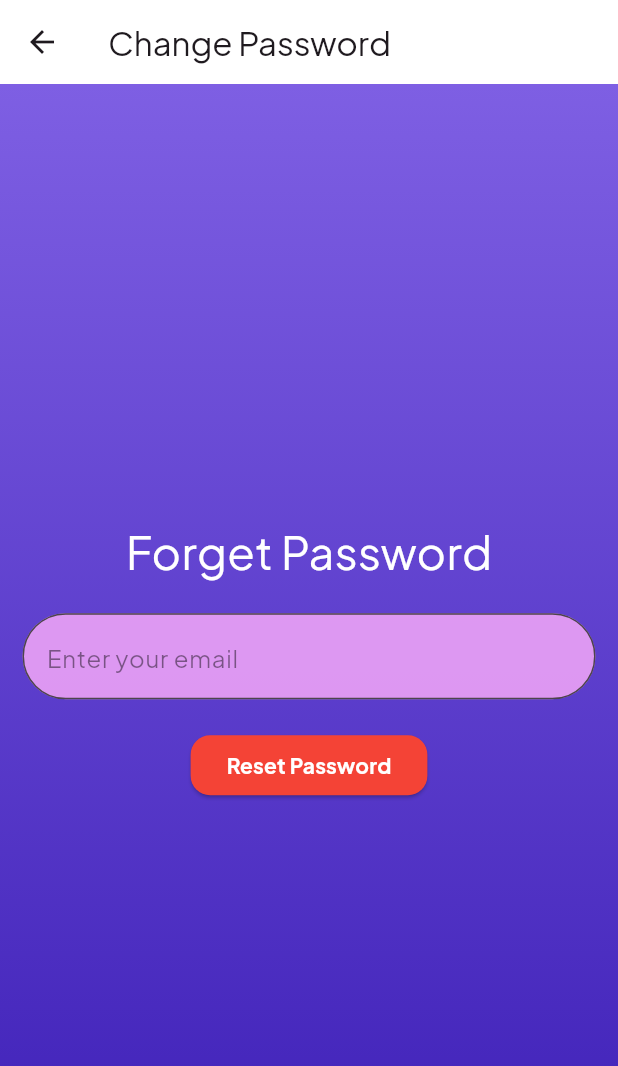
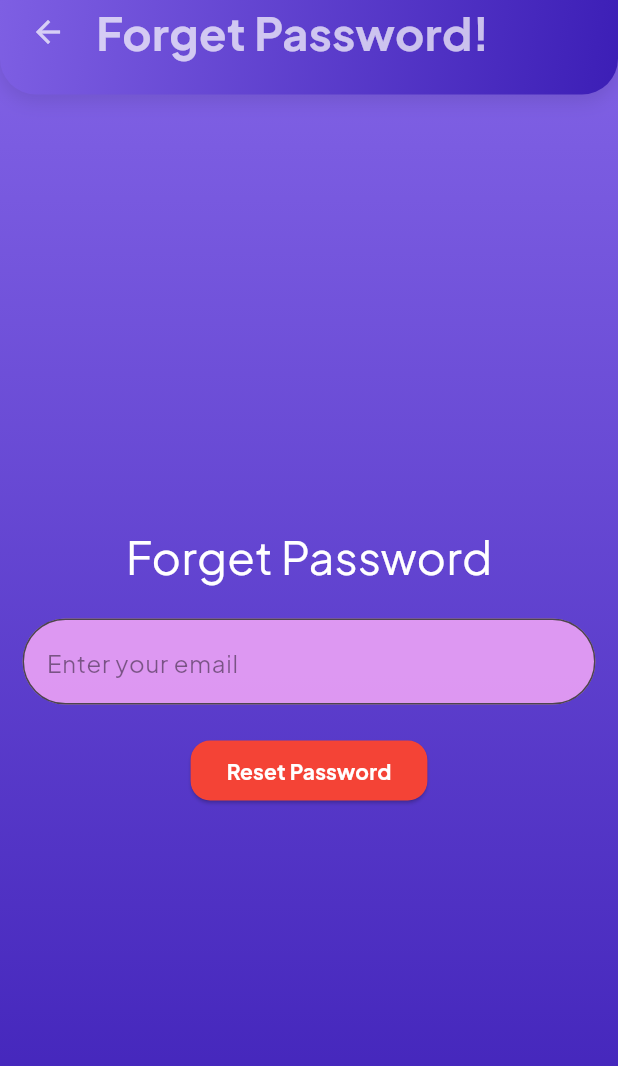
Before and after one commit to Assassin33GT/Healthy_Smart_Mirror_App, a Flutter app: the ForgetPasswordPage screen opened directly, on a phone screen of 412 x 824 dp. Shown: the top 1066 px of the screen. Run offline on Flutter 3.47's test engine with Material 3 defaults, Android fonts, the phone set to English and light mode, and no system bars; our stand-ins replace cloud_firestore, curved_navigation_bar, firebase_auth, firebase_core, firebase_messaging, flutter_colorpicker and 7 more; missing offline and left inert: mobile_scanner; accounts and stored records are empty.

Commit message:
bugs-fix

```diff
--- a/lib/Account_Buttons/forget_password_page.dart
+++ b/lib/Account_Buttons/forget_password_page.dart
@@ -1,35 +1,84 @@
+import 'package:demo/pages/login_page.dart';
 import 'package:demo/widgets/form_container_widget.dart';
 import 'package:demo/main.dart';
 import 'package:flutter/material.dart';
 import 'package:firebase_auth/firebase_auth.dart';
 
-class ForgetPasswordPage extends StatefulWidget{
+class ForgetPasswordPage extends StatefulWidget {
   const ForgetPasswordPage({super.key});
 
   @override
   State<ForgetPasswordPage> createState() => _ForgetPasswordPageState();
 }
 
-class _ForgetPasswordPageState extends State<ForgetPasswordPage>{
-
+class _ForgetPasswordPageState extends State<ForgetPasswordPage> {
   TextEditingController _emailController = TextEditingController();
 
   @override
-  Widget build(context){
+  Widget build(context) {
     return Scaffold(
-      appBar: AppBar(
-        title: Text("Change Password"),
-        backgroundColor: Colors.white,
+      backgroundColor: color1,
+      appBar: PreferredSize(
+        preferredSize: const Size.fromHeight(70),
+        child: Container(
+          decoration: BoxDecoration(
+            gradient: LinearGradient(
+              colors: [
+                color1 != Colors.black87
+                    ? color1
+                    : const Color.fromARGB(255, 85, 22, 96),
+                color2,
+              ],
+              begin: Alignment.topLeft,
+              end: Alignment.bottomRight,
+            ),
+            borderRadius: const BorderRadius.only(
+              bottomLeft: Radius.circular(24),
+              bottomRight: Radius.circular(24),
+            ),
+            boxShadow: [
+              BoxShadow(
+                color: Colors.black.withOpacity(0.1),
+                blurRadius: 10,
+                offset: const Offset(0, 5),
+              ),
+            ],
+          ),
+          child: Padding(
+            padding: const EdgeInsets.only(bottom: 20.0, left: 20),
+            child: Row(
+              mainAxisAlignment: MainAxisAlignment.start,
+              crossAxisAlignment: CrossAxisAlignment.center,
+              children: [
+                GestureDetector(
+                  onTap: () {
+                    Navigator.push(
+                      context,
+                      MaterialPageRoute(builder: (context) => LoginPage()),
+                    );
+                  },
+                  child: Icon(Icons.arrow_back, color: Colors.white70),
+                ),
+                const SizedBox(width: 20,),
+                Text(
+                  "Forget Password!",
+                  style: TextStyle(
+                    fontSize: 30,
+                    fontWeight: FontWeight.bold,
+                    color: Colors.white70,
+                  ),
+                ),
+              ],
+            ),
+          ),
+        ),
       ),
       body: Container(
         width: double.infinity,
         height: double.infinity,
         decoration: BoxDecoration(
           gradient: LinearGradient(
-            colors: [
-              color1,
-              color2,
-            ],
+            colors: [color1, color2],
             begin: Alignment.topCenter,
             end: Alignment.bottomCenter,
           ),
@@ -48,32 +97,38 @@ class _ForgetPasswordPageState extends State<ForgetPasswordPage>{
                 FormContainerWidget(
                   controller: _emailController,
                   hintText: "Enter your email",
-
                 ),
                 SizedBox(height: 20),
                 ElevatedButton(
                   style: ElevatedButton.styleFrom(
-                    backgroundColor: Colors.red,
+                    backgroundColor:
+                        color1 != Colors.black87
+                            ? Colors.red
+                            : const Color.fromARGB(214, 151, 30, 21),
                     shape: RoundedRectangleBorder(
                       borderRadius: BorderRadius.circular(13),
                     ),
                   ),
-                  onPressed: () async{
+                  onPressed: () async {
                     String email = _emailController.text.trim();
-                    if(email.isNotEmpty){
-                      try{
-                        await FirebaseAuth.instance.sendPasswordResetEmail(email: email);
+                    if (email.isNotEmpty) {
+                      try {
+                        await FirebaseAuth.instance.sendPasswordResetEmail(
+                          email: email,
+                        );
                         ScaffoldMessenger.of(context).showSnackBar(
-                          SnackBar(content: Text("Password reset link sent to $email"))
+                          SnackBar(
+                            content: Text("Password reset link sent to $email"),
+                          ),
                         );
-                      }catch(e){
+                      } catch (e) {
                         ScaffoldMessenger.of(context).showSnackBar(
-                          SnackBar(content: Text("Please enter a valid email"))
+                          SnackBar(content: Text("Please enter a valid email")),
                         );
                       }
-                    }else{
+                    } else {
                       ScaffoldMessenger.of(context).showSnackBar(
-                        SnackBar(content: Text("Please enter your email"))
+                        SnackBar(content: Text("Please enter your email")),
                       );
                     }
                   },
@@ -83,7 +138,7 @@ class _ForgetPasswordPageState extends State<ForgetPasswordPage>{
                       color: Colors.white,
                       fontWeight: FontWeight.bold,
                     ),
-                    ),
+                  ),
                 ),
               ],
             ),
```
Also changed, not shown: 3 other files.
